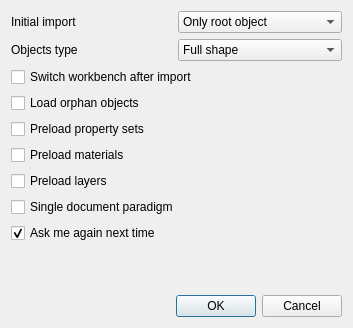
Qt form ui/dialogImport.ui (yorikvanhavre/FreeCAD-NativeIFC) before a commit.
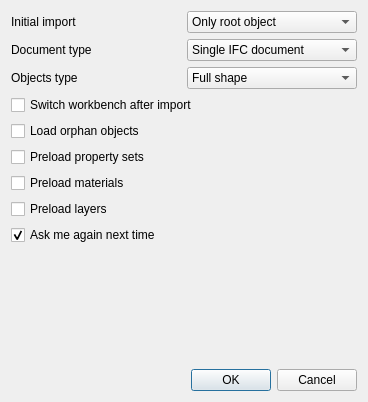
The same form after that commit.

Commit message: Better single doc chooser on import dialog + misc bugfixes - fixes #54

The edit to the form file:
```diff
--- a/ui/dialogImport.ui
+++ b/ui/dialogImport.ui
@@ -6,8 +6,8 @@
    <rect>
     <x>0</x>
     <y>0</y>
-    <width>353</width>
-    <height>328</height>
+    <width>368</width>
+    <height>402</height>
    </rect>
   </property>
   <property name="windowTitle">
@@ -38,21 +38,14 @@
        </item>
       </widget>
      </item>
-     <item row="1" column="0">
-      <widget class="QLabel" name="label">
-       <property name="text">
-        <string>Initial import</string>
-       </property>
-      </widget>
-     </item>
-     <item row="2" column="0">
+     <item row="3" column="0">
       <widget class="QLabel" name="label_2">
        <property name="text">
         <string>Objects type</string>
        </property>
       </widget>
      </item>
-     <item row="2" column="1">
+     <item row="3" column="1">
       <widget class="QComboBox" name="comboShapeMode">
        <property name="toolTip">
         <string>The type of object created at import. Mesh is faster, but Shapes are more precise. You can convert between the two anytime by right-clicking the object tree</string>
@@ -77,6 +70,37 @@
        </item>
       </widget>
      </item>
+     <item row="1" column="0">
+      <widget class="QLabel" name="label">
+       <property name="text">
+        <string>Initial import</string>
+       </property>
+      </widget>
+     </item>
+     <item row="2" column="0">
+      <widget class="QLabel" name="label_3">
+       <property name="text">
+        <string>Document type</string>
+       </property>
+      </widget>
+     </item>
+     <item row="2" column="1">
+      <widget class="QComboBox" name="comboSingleDoc">
+       <property name="toolTip">
+        <string>This defines how the IFC data is stored in the FreeCAD document. 'Single IFC document' means that the FreeCAD document is the IFC document, anything you create in it belongs to the IFC document too. 'Use IFCdocument object' means that an object will be created inside the FreeCAD document to represent the IFC document. You will be able to add non-IFC objects alongside.</string>
+       </property>
+       <item>
+        <property name="text">
+         <string>Single IFC document</string>
+        </property>
+       </item>
+       <item>
+        <property name="text">
+         <string>Use IFC document object</string>
+        </property>
+       </item>
+      </widget>
+     </item>
     </layout>
    </item>
    <item>
@@ -129,16 +153,6 @@
      </property>
     </widget>
    </item>
-   <item>
-    <widget class="QCheckBox" name="checkSingleDoc">
-     <property name="toolTip">
-      <string>If this is checked, a FreeCAD document corresponds to one IFC document, and does not allow to contain multiple projects. This is still experimental.</string>
-     </property>
-     <property name="text">
-      <string>Single document paradigm</string>
-     </property>
-    </widget>
-   </item>
    <item>
     <widget class="QCheckBox" name="checkAskAgain">
      <property name="toolTip">
```
The commit also changes 4 other files.
